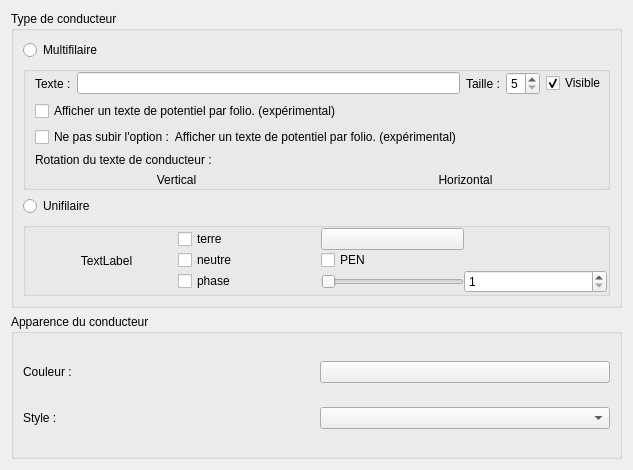
Old version of the form sources/ui/conductorpropertieswidget.ui in the repository qelectrotech/qelectrotech-source-mirror.
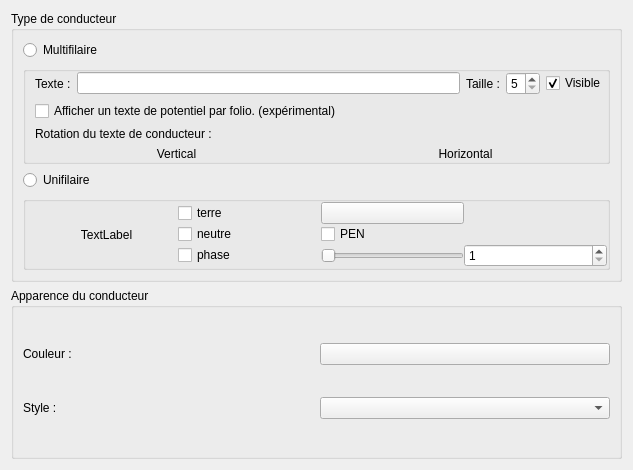
New version of the form. Icons and pictures are not drawn.

Commit message: Conductor : improve one text per folio and remove option no one text per folio

Patch:
```diff
--- a/sources/ui/conductorpropertieswidget.ui
+++ b/sources/ui/conductorpropertieswidget.ui
@@ -111,16 +111,6 @@
              </property>
             </widget>
            </item>
-           <item>
-            <widget class="QCheckBox" name="m_no_one_text_per_folio_cb">
-             <property name="toolTip">
-              <string>Ne pas subir l'option un texte par potentiel</string>
-             </property>
-             <property name="text">
-              <string>Ne pas subir l'option :  Afficher un texte de potentiel par folio. (expérimental)</string>
-             </property>
-            </widget>
-           </item>
           </layout>
          </item>
          <item>
```
The commit also changes 8 other files.
